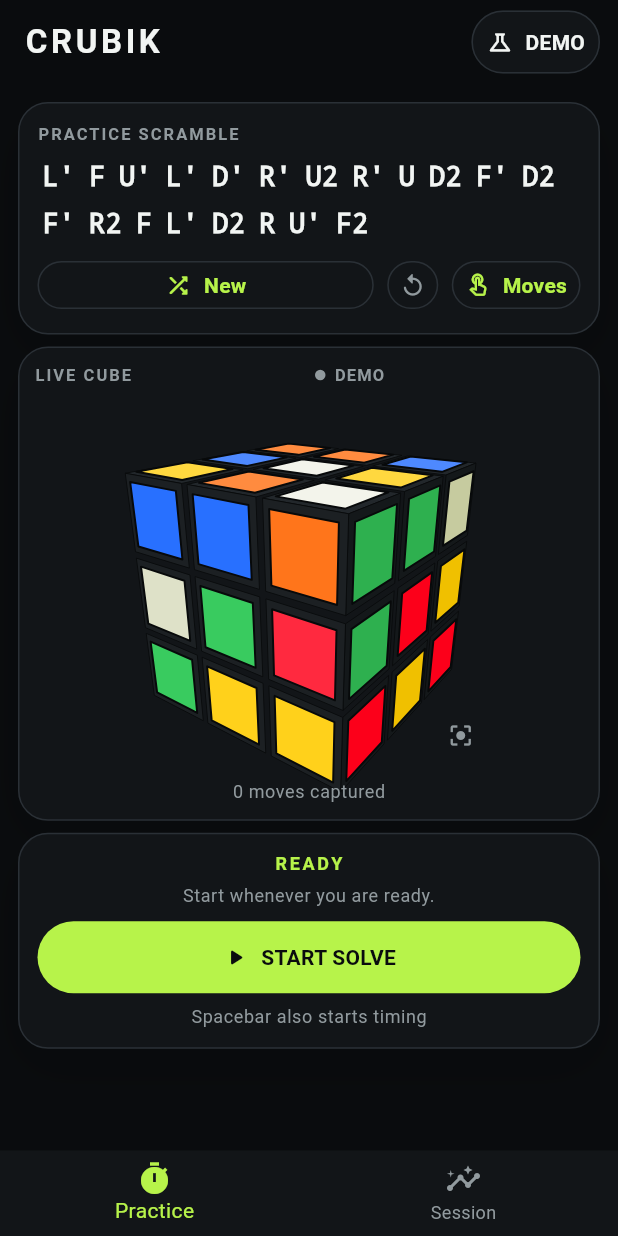
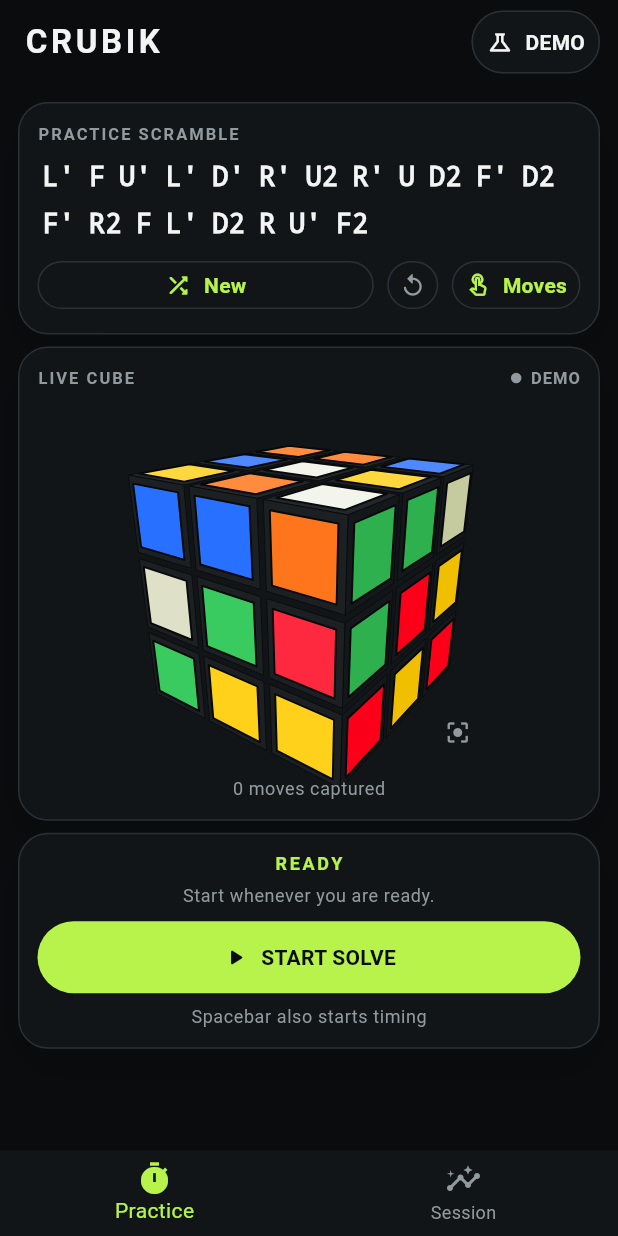
Before and after one commit to Hyponauts/Crubik, a Flutter app: the screen it shows after launch, after a tap on "Use demo cube", on a phone screen of 412 x 824 dp. Run offline on Flutter 3.47's test engine with Material 3 defaults, Android fonts, the phone set to English and light mode, and no system bars; our stand-ins replace drift, drift_flutter; missing offline and left inert: pointycastle, universal_ble; accounts and stored records are empty; generated files the repository leaves out were written again.

Commit message:
Fix cube panel captions and scramble progress

```diff
--- a/lib/features/practice/presentation/practice_layout.dart
+++ b/lib/features/practice/presentation/practice_layout.dart
@@ -304,7 +304,8 @@ class _CompactCubePanel extends StatelessWidget {
   @override
   Widget build(BuildContext context) {
     return PracticePanel(
-      padding: const EdgeInsets.all(10),
+      key: const Key('cube-panel'),
+      padding: const EdgeInsets.all(12),
       child: LayoutBuilder(
         builder: (context, constraints) {
           final maximumDimension = constraints.maxWidth;
@@ -314,27 +315,15 @@ class _CompactCubePanel extends StatelessWidget {
               .toDouble();
           return Column(
             children: [
-              Row(
-                children: [
-                  const Expanded(
-                    child: FittedBox(
-                      fit: BoxFit.scaleDown,
-                      alignment: Alignment.centerLeft,
-                      child: PracticeSectionLabel('LIVE CUBE'),
-                    ),
-                  ),
-                  const SizedBox(width: 8),
-                  Flexible(
-                    child: FittedBox(
-                      fit: BoxFit.scaleDown,
-                      alignment: Alignment.centerRight,
-                      child: _CubeConnectionStatus(
-                        practice: practice,
-                        input: input,
-                      ),
-                    ),
-                  ),
-                ],
+              PracticeSectionHeader(
+                'LIVE CUBE',
+                key: const Key('cube-stage-header'),
+                labelKey: const Key('cube-stage-label'),
+                trailing: _CubeConnectionStatus(
+                  key: const Key('cube-connection-status'),
+                  practice: practice,
+                  input: input,
+                ),
               ),
               Expanded(
                 child: Center(
@@ -374,10 +363,24 @@ class _DesktopPracticeHero extends StatelessWidget {
     final cube = _DesktopCubeStage(practice: practice, input: input);
     final showAccessory = showsPracticeAccessory(practice);
     return PracticePanel(
-      padding: const EdgeInsets.all(20),
-      child: !showAccessory
-          ? Center(child: cube)
-          : Row(
+      key: const Key('cube-panel'),
+      child: Column(
+        crossAxisAlignment: CrossAxisAlignment.stretch,
+        children: [
+          PracticeSectionHeader(
+            'LIVE CUBE',
+            key: const Key('cube-stage-header'),
+            labelKey: const Key('cube-stage-label'),
+            trailing: _CubeConnectionStatus(
+              key: const Key('cube-connection-status'),
+              practice: practice,
+              input: input,
+            ),
+          ),
+          if (!showAccessory)
+            Center(child: cube)
+          else
+            Row(
               children: [
                 Expanded(child: cube),
                 Container(width: 1, height: 280, color: CrubikColors.border),
@@ -389,6 +392,8 @@ class _DesktopPracticeHero extends StatelessWidget {
                 ),
               ],
             ),
+        ],
+      ),
     );
   }
 }
@@ -403,13 +408,6 @@ class _DesktopCubeStage extends StatelessWidget {
   Widget build(BuildContext context) {
     return Column(
       children: [
-        Row(
-          children: [
-            const PracticeSectionLabel('LIVE CUBE'),
-            const Spacer(),
-            _CubeConnectionStatus(practice: practice, input: input),
-          ],
-        ),
         Cube3DView(
           state: practice.cubeState,
           lastMove: practice.lastAppliedMove,
@@ -435,7 +433,11 @@ class _DesktopCubeStage extends StatelessWidget {
 }
 
 class _CubeConnectionStatus extends StatelessWidget {
-  const _CubeConnectionStatus({required this.practice, required this.input});
+  const _CubeConnectionStatus({
+    required this.practice,
+    required this.input,
+    super.key,
+  });
 
   final PracticeController practice;
   final PracticeInputController input;
--- a/lib/features/practice/presentation/widgets/practice_panel.dart
+++ b/lib/features/practice/presentation/widgets/practice_panel.dart
@@ -51,3 +51,41 @@ class PracticeSectionLabel extends StatelessWidget {
     );
   }
 }
+
+class PracticeSectionHeader extends StatelessWidget {
+  const PracticeSectionHeader(
+    this.label, {
+    this.trailing,
+    this.labelKey,
+    super.key,
+  });
+
+  final String label;
+  final Widget? trailing;
+  final Key? labelKey;
+
+  @override
+  Widget build(BuildContext context) {
+    return Row(
+      children: [
+        Expanded(
+          child: FittedBox(
+            fit: BoxFit.scaleDown,
+            alignment: Alignment.centerLeft,
+            child: PracticeSectionLabel(label, key: labelKey),
+          ),
+        ),
+        if (trailing != null) ...[
+          const SizedBox(width: 8),
+          Expanded(
+            child: FittedBox(
+              fit: BoxFit.scaleDown,
+              alignment: Alignment.centerRight,
+              child: trailing!,
+            ),
+          ),
+        ],
+      ],
+    );
+  }
+}
--- a/lib/features/practice/presentation/widgets/scramble_panel.dart
+++ b/lib/features/practice/presentation/widgets/scramble_panel.dart
@@ -100,7 +100,7 @@ class PracticeScramblePanel extends StatelessWidget {
           : MainAxisAlignment.start,
       crossAxisAlignment: CrossAxisAlignment.start,
       children: [
-        PracticeSectionLabel(
+        PracticeSectionHeader(
           practice.pendingSolveReview == null
               ? 'PRACTICE SCRAMBLE'
               : 'NEXT PRACTICE SCRAMBLE',
@@ -125,6 +125,7 @@ class PracticeScramblePanel extends StatelessWidget {
     );
 
     return PracticePanel(
+      key: const Key('scramble-panel'),
       padding: compact
           ? EdgeInsets.all(dense ? 9 : 12)
           : const EdgeInsets.all(18),
@@ -333,10 +334,7 @@ class _ScrambleMoveToken extends StatelessWidget {
                 ? Border.all(color: CrubikColors.cyan.withValues(alpha: 0.7))
                 : null,
           ),
-          child: Row(
-            mainAxisSize: MainAxisSize.min,
-            children: [
-              Text(
+          child: Text(
             move.notation,
             style: TextStyle(
               color: color,
@@ -357,25 +355,6 @@ class _ScrambleMoveToken extends StatelessWidget {
               decorationColor: CrubikColors.lime,
               decorationThickness: 1.5,
             ),
-              ),
-              if (partiallyCompleted) ...[
-                SizedBox(width: dense ? 1 : 3),
-                Text(
-                  '$partialTurns/${move.turns}',
-                  key: const Key('partial-scramble-progress'),
-                  style: TextStyle(
-                    color: CrubikColors.lime,
-                    fontFamily: 'monospace',
-                    fontSize: dense
-                        ? 10
-                        : compact
-                        ? 11
-                        : 12,
-                    fontWeight: FontWeight.w900,
-                  ),
-                ),
-              ],
-            ],
           ),
         ),
       ),
```
Also changed, not shown: 1 other file. Lines whose indentation alone changed are shown as unchanged.
